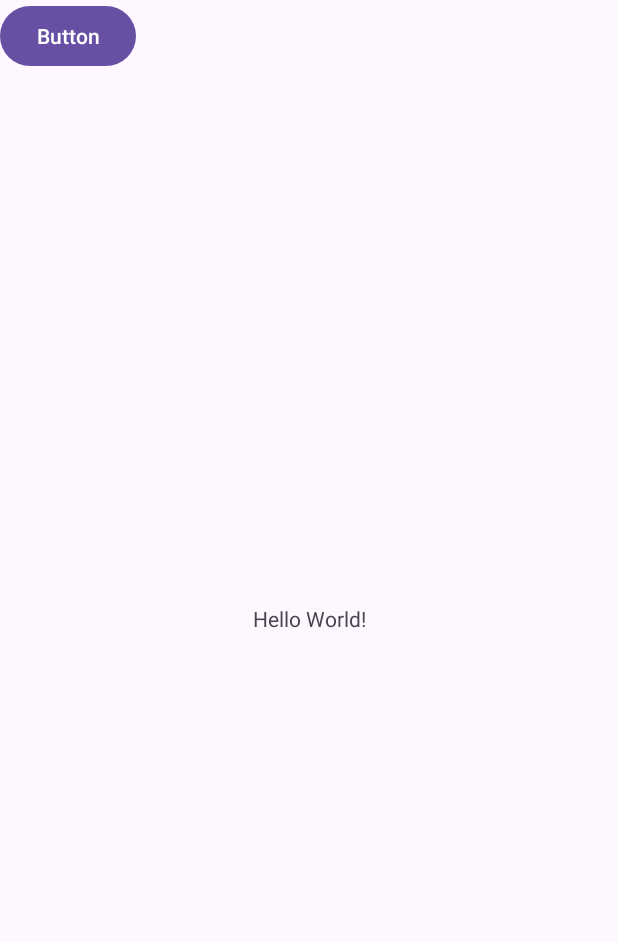
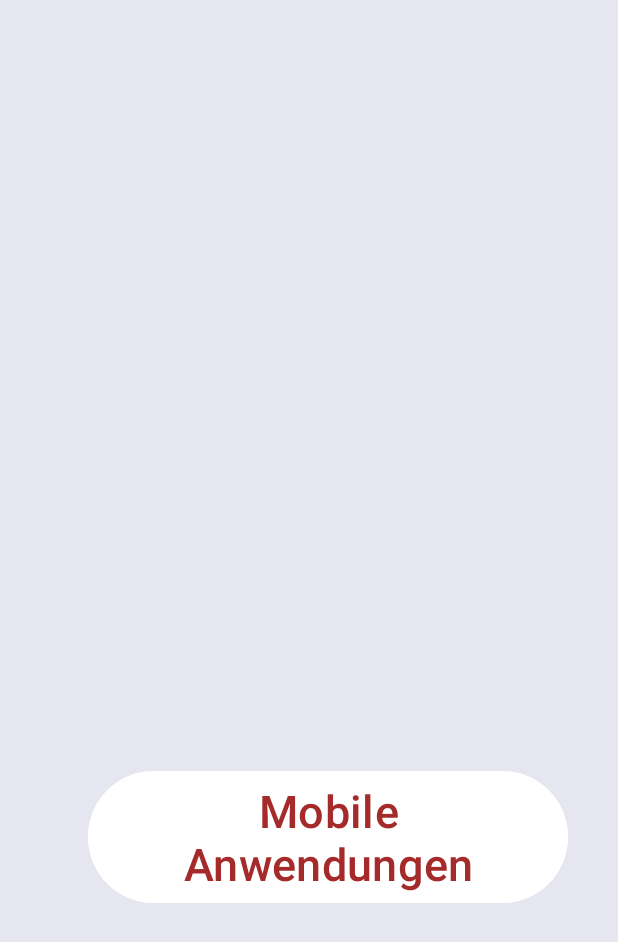
Before and after one commit to timzach/MusicButton, an Android app: the screen it shows after launch (MainActivity), on a phone screen of 412 x 824 dp. Shown: the top 942 px of the screen. Run offline under Robolectric (Android 15) with nearby library versions, the phone set to English and light mode, and no system bars.

Commit message:
Update .xml file

```diff
--- a/app/src/main/res/layout/activity_main.xml
+++ b/app/src/main/res/layout/activity_main.xml
@@ -1,26 +1,22 @@
 <?xml version="1.0" encoding="utf-8"?>
-<androidx.constraintlayout.widget.ConstraintLayout xmlns:android="http://schemas.android.com/apk/res/android"
-    xmlns:app="http://schemas.android.com/apk/res-auto"
-    xmlns:tools="http://schemas.android.com/tools"
-    android:layout_width="match_parent"
-    android:layout_height="match_parent"
-    tools:context=".MainActivity">
+<RelativeLayout xmlns:android="http://schemas.android.com/apk/res/android" android:layout_height="match_parent" android:layout_width="match_parent" android:background="#E6E6F0">
+<LinearLayout
+    android:layout_width="wrap_content"
+    android:layout_height="wrap_content"
+    android:layout_centerHorizontal="true"
+    android:orientation="vertical"
+    android:layout_marginTop="510dp">
 
-    <TextView
+    <Button
         android:layout_width="wrap_content"
         android:layout_height="wrap_content"
-        android:text="Hello World!"
-        app:layout_constraintBottom_toBottomOf="parent"
-        app:layout_constraintEnd_toEndOf="parent"
-        app:layout_constraintStart_toStartOf="parent"
-        app:layout_constraintTop_toTopOf="parent" />
+        android:id="@+id/button"
+        android:layout_marginStart="25sp"
+        android:text="Mobile Anwendungen"
+        android:textColor="#A52A2A"
+        android:backgroundTint="@color/white"
+        android:textSize="30sp"/>
 
-    <Button
-        android:id="@+id/button"
-        android:layout_width="wrap_content"
-        android:layout_height="wrap_content"
-        android:text="Button"
-        tools:layout_editor_absoluteX="157dp"
-        tools:layout_editor_absoluteY="421dp" />
+</LinearLayout>
 
-</androidx.constraintlayout.widget.ConstraintLayout>
+</RelativeLayout>
```
